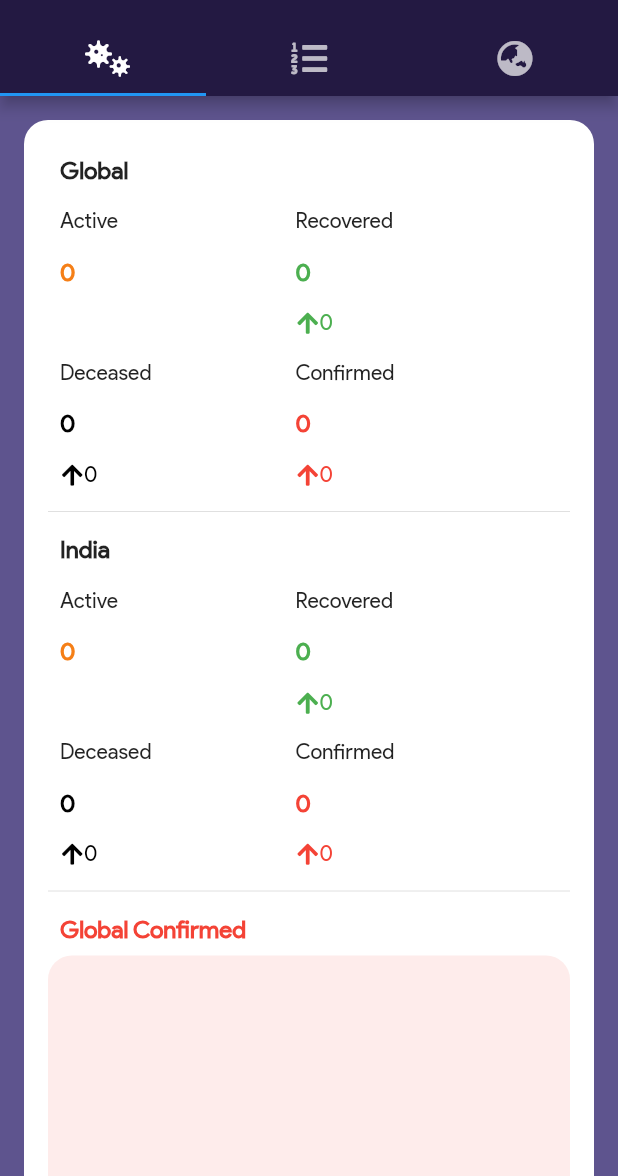
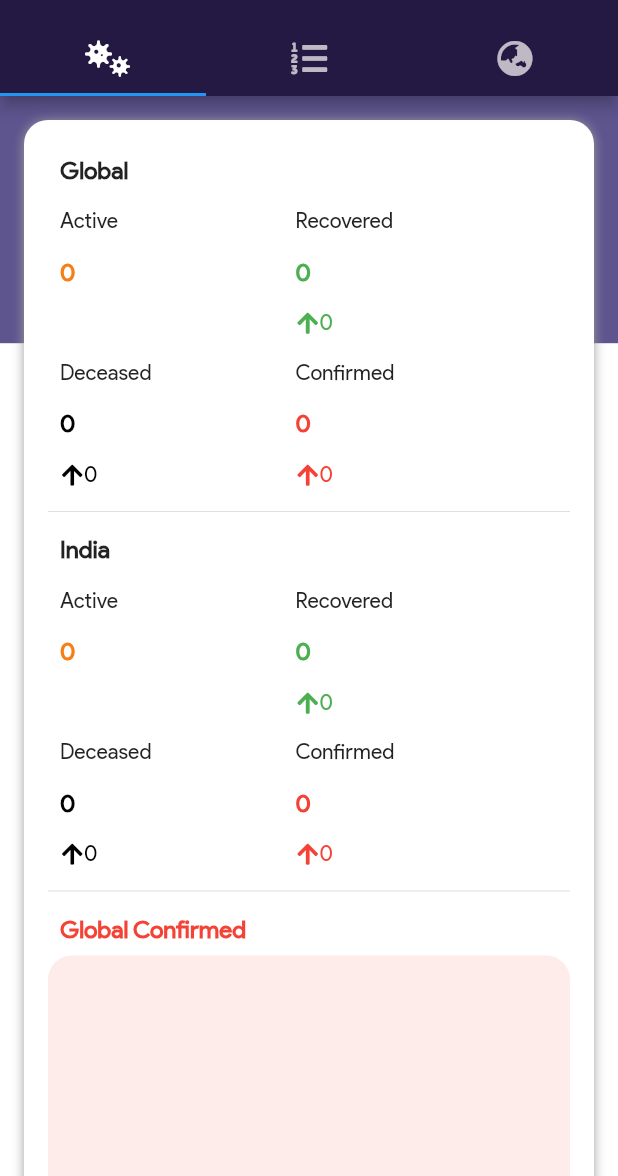
Before and after one commit to darshanrao/c_square, a Flutter app: the HomeScreen screen opened by its route, on a phone screen of 412 x 824 dp, the part 60-1236 px from its top. Run offline on Flutter 3.47's test engine with Material 2 defaults, Android fonts, the phone set to English and light mode, and no system bars; drawn by our look-alikes of fl_chart; our stand-ins replace firebase_auth, firebase_core, flutter_map, flutter_signin_button, flutter_spinkit, font_awesome_flutter and 3 more; missing offline and left inert: flutter_facebook_auth; accounts and stored records are empty; network calls fail.

Commit message:
background updates

```diff
--- a/lib/Screens/home_screen.dart
+++ b/lib/Screens/home_screen.dart
@@ -37,6 +37,7 @@ class _HomeScreenState extends State<HomeScreen> {
 
   @override
   Widget build(BuildContext context) {
+    double height = MediaQuery.of(context).size.height;
     return DefaultTabController(
       length: 3,
       child: Scaffold(
@@ -78,13 +79,38 @@ class _HomeScreenState extends State<HomeScreen> {
                     size: 50,
                   )
                 : SingleChildScrollView(
-                    child: Padding(
+                    child: Stack(
+                      children: [
+                        Stack(children: [
+                          Column(
+                            children: [
+                              Container(
+                                  color: kDarkPrimaryColor,
+                                  height: 0.2 * height,
+                                  width: double.infinity),
+                              Container(
+                                  color: Colors.white,
+                                  height: 2.2 * height,
+                                  width: double.infinity),
+                            ],
+                          ),
+
+// REST OF YOUR WIDGETS IN A COLUMN
+                        ]),
+                        Padding(
                           padding: const EdgeInsets.all(16.0),
                           child: Container(
                               padding: const EdgeInsets.all(16.0),
                               decoration: BoxDecoration(
                                 color: kTextColor,
                                 borderRadius: BorderRadius.circular(16.0),
+                                boxShadow: [
+                                  BoxShadow(
+                                    color: Colors.grey,
+                                    offset: Offset(0.0, 1.0), //(x,y)
+                                    blurRadius: 6.0,
+                                  ),
+                                ],
                               ),
                               child: Column(
                                 crossAxisAlignment: CrossAxisAlignment.start,
@@ -102,7 +128,8 @@ class _HomeScreenState extends State<HomeScreen> {
                                     mainAxisAlignment: MainAxisAlignment.start,
                                     children: [
                                       Padding(
-                                    padding: const EdgeInsets.only(right: 80),
+                                        padding:
+                                            const EdgeInsets.only(right: 80),
                                         child: Column(
                                           crossAxisAlignment:
                                               CrossAxisAlignment.start,
@@ -118,7 +145,8 @@ class _HomeScreenState extends State<HomeScreen> {
                                             ),
                                             TextCard(
                                               heading: 'Deceased',
-                                          text: getTotal().deaths.toString(),
+                                              text:
+                                                  getTotal().deaths.toString(),
                                               trailing: (getTotal().deaths -
                                                       getTotal().deathsm1)
                                                   .toString(),
@@ -133,7 +161,8 @@ class _HomeScreenState extends State<HomeScreen> {
                                         children: [
                                           TextCard(
                                             heading: 'Recovered',
-                                        text: getTotal().recovered.toString(),
+                                            text:
+                                                getTotal().recovered.toString(),
                                             trailing: (getTotal().recovered -
                                                     getTotal().recoveredm1)
                                                 .toString(),
@@ -141,7 +170,8 @@ class _HomeScreenState extends State<HomeScreen> {
                                           ),
                                           TextCard(
                                             heading: 'Confirmed',
-                                        text: getTotal().confirmed.toString(),
+                                            text:
+                                                getTotal().confirmed.toString(),
                                             trailing: (getTotal().confirmed -
                                                     getTotal().confirmedm1)
                                                 .toString(),
@@ -165,7 +195,8 @@ class _HomeScreenState extends State<HomeScreen> {
                                     mainAxisAlignment: MainAxisAlignment.start,
                                     children: [
                                       Padding(
-                                    padding: const EdgeInsets.only(right: 80),
+                                        padding:
+                                            const EdgeInsets.only(right: 80),
                                         child: Column(
                                           crossAxisAlignment:
                                               CrossAxisAlignment.start,
@@ -181,7 +212,8 @@ class _HomeScreenState extends State<HomeScreen> {
                                             ),
                                             TextCard(
                                               heading: 'Deceased',
-                                          text: getIndia().deaths.toString(),
+                                              text:
+                                                  getIndia().deaths.toString(),
                                               trailing: (getIndia().deaths -
                                                       getIndia().deathsm1)
                                                   .toString(),
@@ -196,7 +228,8 @@ class _HomeScreenState extends State<HomeScreen> {
                                         children: [
                                           TextCard(
                                             heading: 'Recovered',
-                                        text: getIndia().recovered.toString(),
+                                            text:
+                                                getIndia().recovered.toString(),
                                             trailing: (getIndia().recovered -
                                                     getIndia().recoveredm1)
                                                 .toString(),
@@ -204,7 +237,8 @@ class _HomeScreenState extends State<HomeScreen> {
                                           ),
                                           TextCard(
                                             heading: 'Confirmed',
-                                        text: getIndia().confirmed.toString(),
+                                            text:
+                                                getIndia().confirmed.toString(),
                                             trailing: (getIndia().confirmed -
                                                     getIndia().confirmedm1)
                                                 .toString(),
@@ -258,6 +292,8 @@ class _HomeScreenState extends State<HomeScreen> {
                                   Divider(),
                                 ],
                               )),
+                        ),
+                      ],
                     ),
                   ),
             ListViewScreen(),
--- a/lib/Screens/list_view_screen.dart
+++ b/lib/Screens/list_view_screen.dart
@@ -83,7 +83,7 @@ class _ListViewScreenState extends State<ListViewScreen> {
                 size: 50,
               )
             : ListView.builder(
-                itemCount: null == _country ? 0 : _country.length,
+                itemCount: null == _country.length ? 0 : _country.length,
                 itemBuilder: (context, index) {
                   return _listItem(index);
                 },
--- a/lib/Screens/map_view_screen.dart
+++ b/lib/Screens/map_view_screen.dart
@@ -100,9 +100,10 @@ class _MapViewScreenState extends State<MapViewScreen> {
                 iconSize: 45.0,
                 onPressed: () {
                   print(location.name);
-                  showModalBottomSheet(
+                  showModalBottomSheet<void>(
                     context: context,
-                    builder: (context) => showBottomSheet(location.name),
+                    builder: (BuildContext context) =>
+                        showBottomSheet(location.name),
                   );
                 },
               ),
```
Also changed, not shown: lib/auth.dart (+4 -11 lines), pubspec.lock, 3 other files. Lines whose indentation alone changed are shown as unchanged.
